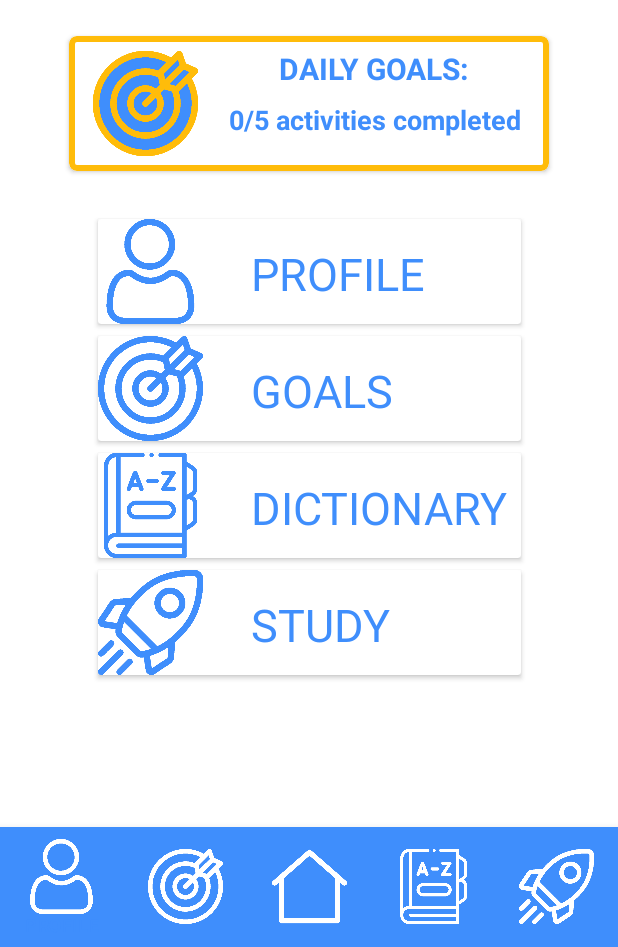
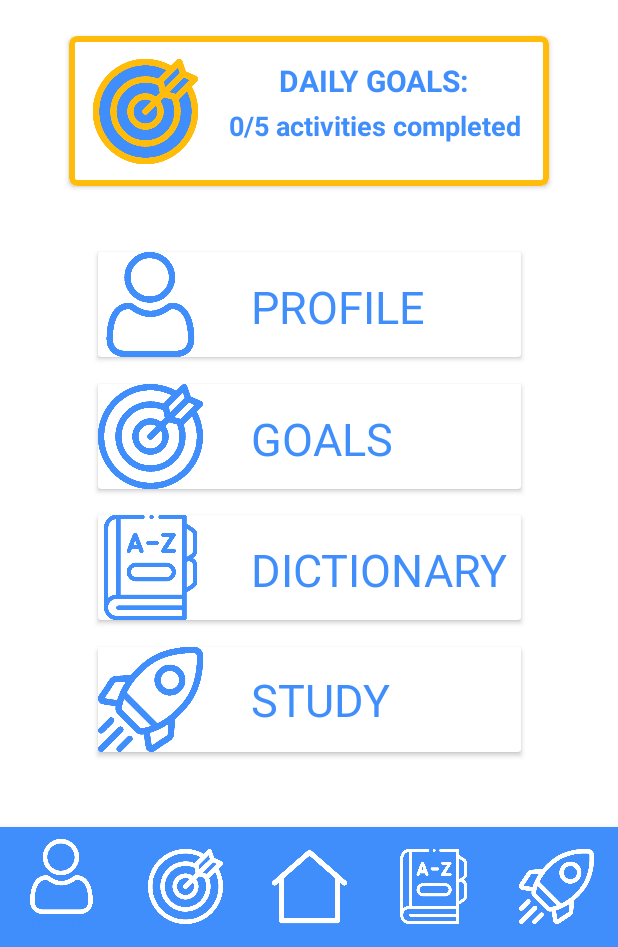
Before and after one commit to thedellyllama/StudyEnglish, an Android app: the screen it shows after launch (MainActivity), on a phone screen of 412 x 824 dp, the part 289-1236 px from its top. Run offline under Robolectric (Android 15) with nearby library versions, the phone set to English and light mode, and no system bars; our stand-ins replace navigation-ui.

Commit message:
LAYOUTS UPDATED

```diff
--- a/app/src/main/res/layout/activity_main.xml
+++ b/app/src/main/res/layout/activity_main.xml
@@ -12,6 +12,7 @@
         android:layout_width="match_parent"
         android:layout_height="match_parent"
         android:layout_above="@+id/bottomNavigationView"
+        app:layout_constraintBottom_toTopOf="@+id/bottomNavigationView"
         app:layout_constraintEnd_toEndOf="parent"
         app:layout_constraintStart_toStartOf="parent"
         app:layout_constraintTop_toTopOf="parent" />
--- a/app/src/main/res/layout/fragment_page4.xml
+++ b/app/src/main/res/layout/fragment_page4.xml
@@ -25,13 +25,14 @@
     <androidx.cardview.widget.CardView
         android:id="@+id/banner_outline"
         android:layout_width="320dp"
-        android:layout_height="90dp"
+        android:layout_height="100dp"
         android:layout_marginTop="24dp"
         app:cardCornerRadius="5dp"
         app:layout_constraintEnd_toEndOf="parent"
         app:layout_constraintHorizontal_bias="0.5"
         app:layout_constraintStart_toStartOf="parent"
-        app:layout_constraintTop_toBottomOf="@+id/name_app">
+        app:layout_constraintTop_toBottomOf="@+id/name_app"
+        app:layout_constraintVertical_chainStyle="packed">
 
         <androidx.constraintlayout.widget.ConstraintLayout
             android:id="@+id/banner_layout"
@@ -53,7 +54,8 @@
                 android:id="@+id/text_view_current_goals"
                 android:layout_width="wrap_content"
                 android:layout_height="wrap_content"
-                android:layout_marginTop="8dp"
+                android:layout_marginTop="4dp"
+                android:gravity="center"
                 android:text="TextView"
                 android:textColor="@color/blue_app"
                 android:textSize="18sp"
@@ -67,7 +69,7 @@
                 android:id="@+id/text_view_daily_goals"
                 android:layout_width="wrap_content"
                 android:layout_height="wrap_content"
-                android:layout_marginTop="8dp"
+                android:layout_marginTop="16dp"
                 android:text="@string/daily"
                 android:textSize="20sp"
                 android:textStyle="bold"
@@ -82,7 +84,8 @@
         android:id="@+id/card_view_profile"
         android:layout_width="282dp"
         android:layout_height="wrap_content"
-        android:layout_marginTop="32dp"
+        android:layout_marginTop="34dp"
+        app:layout_constraintBottom_toTopOf="@+id/card_view_goals"
         app:layout_constraintEnd_toEndOf="parent"
         app:layout_constraintHorizontal_bias="0.5"
         app:layout_constraintStart_toStartOf="parent"
@@ -126,6 +129,7 @@
         android:layout_width="282dp"
         android:layout_height="wrap_content"
         android:layout_marginTop="8dp"
+        app:layout_constraintBottom_toTopOf="@+id/card_view_dictionary"
         app:layout_constraintEnd_toEndOf="parent"
         app:layout_constraintHorizontal_bias="0.5"
         app:layout_constraintStart_toStartOf="parent"
@@ -165,6 +169,7 @@
         android:layout_width="282dp"
         android:layout_height="wrap_content"
         android:layout_marginTop="8dp"
+        app:layout_constraintBottom_toTopOf="@+id/card_view_study"
         app:layout_constraintEnd_toEndOf="parent"
         app:layout_constraintHorizontal_bias="0.5"
         app:layout_constraintStart_toStartOf="parent"
@@ -203,6 +208,8 @@
         android:layout_width="282dp"
         android:layout_height="wrap_content"
         android:layout_marginTop="8dp"
+        android:layout_marginBottom="120dp"
+        app:layout_constraintBottom_toBottomOf="parent"
         app:layout_constraintEnd_toEndOf="parent"
         app:layout_constraintHorizontal_bias="0.5"
         app:layout_constraintStart_toStartOf="parent"
@@ -226,13 +233,13 @@
                 android:layout_height="wrap_content"
                 android:layout_alignParentTop="true"
                 android:layout_marginStart="32dp"
-                android:layout_marginTop="16dp"
                 android:layout_toEndOf="@+id/image_start"
                 android:text="@string/study"
                 android:textAlignment="textStart"
                 android:textAppearance="@style/TextAppearance.AppCompat.Display1"
                 android:textColor="@color/blue_app"
                 android:textSize="30sp"
+                app:layout_constraintBottom_toBottomOf="parent"
                 app:layout_constraintStart_toEndOf="@+id/image_start"
                 app:layout_constraintTop_toTopOf="parent" />
         </androidx.constraintlayout.widget.ConstraintLayout>
--- a/app/src/main/res/layout/fragment_page8.xml
+++ b/app/src/main/res/layout/fragment_page8.xml
@@ -168,8 +168,9 @@
     <ListView
         android:id="@+id/list_view_vocab"
         android:layout_width="0dp"
-        android:layout_height="308dp"
-        android:layout_marginTop="16dp"
+        android:layout_height="315dp"
+        android:layout_marginBottom="100dp"
+        app:layout_constraintBottom_toBottomOf="parent"
         app:layout_constraintEnd_toEndOf="parent"
         app:layout_constraintHorizontal_bias="0.5"
         app:layout_constraintStart_toStartOf="parent"
```
Also changed, not shown: app/src/main/res/layout/fragment_page5_4_grammar.xml (+8 -14 lines), app/src/main/res/layout/fragment_page6.xml (+5 -4 lines), app/src/main/res/layout/fragment_page7.xml (+8 -4 lines).
